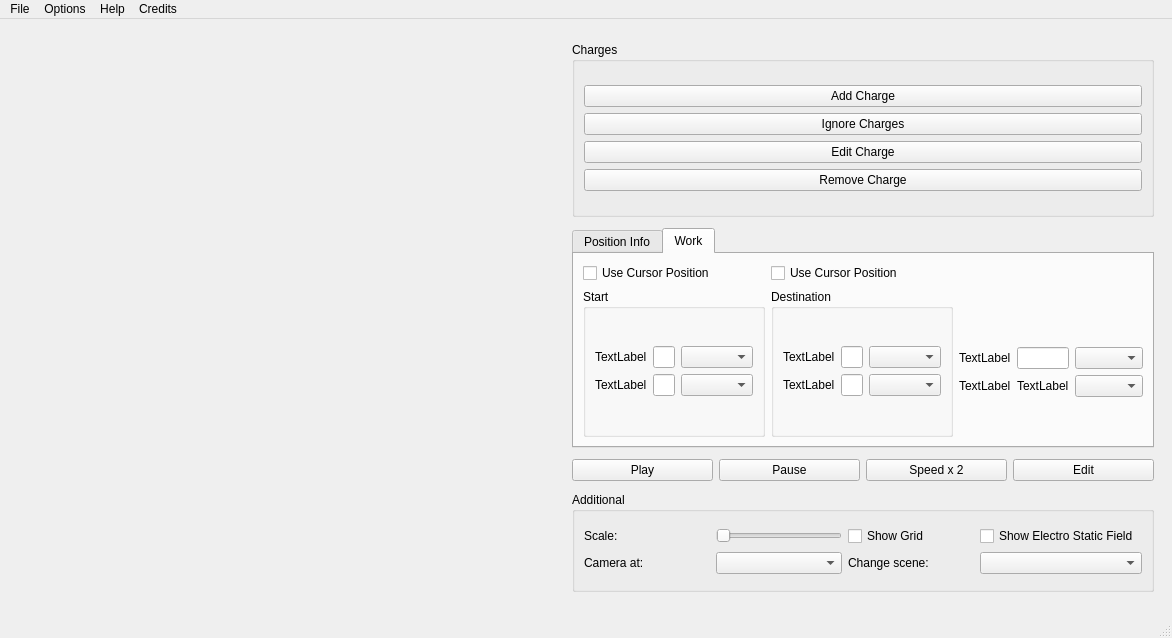
Before: the Qt Designer form Interface/mainwindow.ui in TimeToStop/ElectroStaticFieldSimulator, drawn with Qt 5.
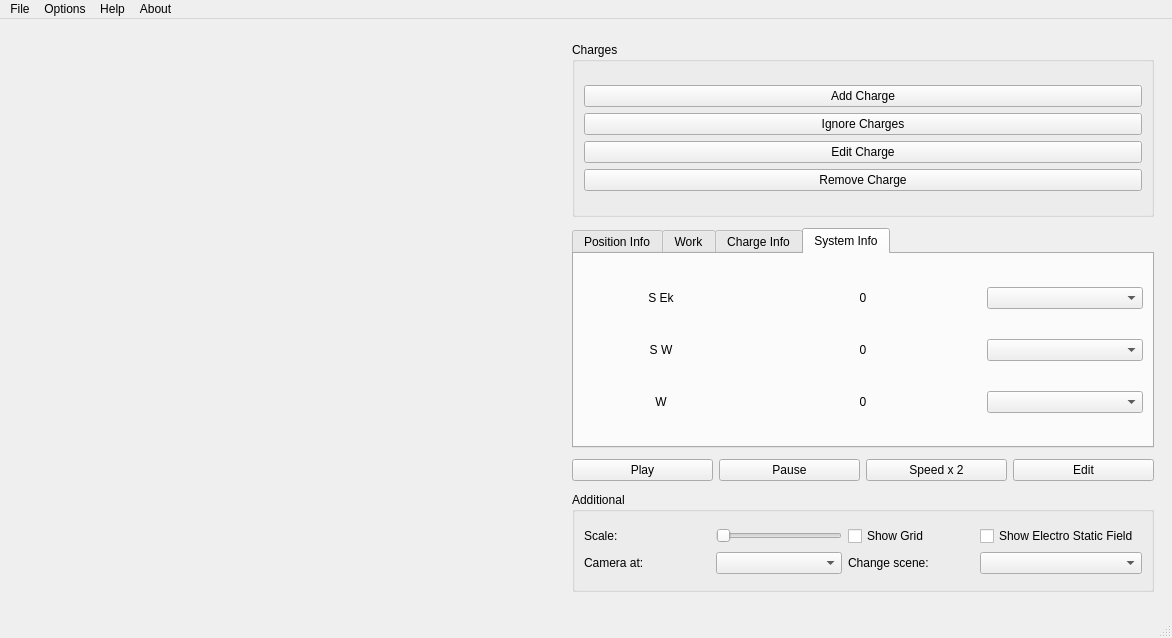
After: the same form once the commit is applied. The open tabs and pages were chosen to show the change. Icons and pictures are not drawn. Custom widgets are drawn as their Qt base class.

What changed in the file:
```diff
--- a/Interface/mainwindow.ui
+++ b/Interface/mainwindow.ui
@@ -10,12 +10,49 @@
     <height>638</height>
    </rect>
   </property>
+  <property name="palette">
+   <palette>
+    <active>
+     <colorrole role="Base">
+      <brush brushstyle="SolidPattern">
+       <color alpha="255">
+        <red>255</red>
+        <green>255</green>
+        <blue>255</blue>
+       </color>
+      </brush>
+     </colorrole>
+    </active>
+    <inactive>
+     <colorrole role="Base">
+      <brush brushstyle="SolidPattern">
+       <color alpha="255">
+        <red>255</red>
+        <green>255</green>
+        <blue>255</blue>
+       </color>
+      </brush>
+     </colorrole>
+    </inactive>
+    <disabled>
+     <colorrole role="Base">
+      <brush brushstyle="SolidPattern">
+       <color alpha="255">
+        <red>240</red>
+        <green>240</green>
+        <blue>240</blue>
+       </color>
+      </brush>
+     </colorrole>
+    </disabled>
+   </palette>
+  </property>
   <property name="windowTitle">
    <string>MainWindow</string>
   </property>
   <widget class="QWidget" name="centralwidget">
-   <layout class="QGridLayout" name="gridLayout">
-    <item row="1" column="0">
+   <layout class="QVBoxLayout" name="verticalLayout_4">
+    <item>
      <layout class="QHBoxLayout" name="horizontalLayout">
       <item>
        <widget class="EngineWidget" name="m_engine" native="true">
@@ -221,7 +258,7 @@
            <property name="currentIndex">
             <number>1</number>
            </property>
-           <widget class="QWidget" name="tab">
+           <widget class="QWidget" name="m_position_info_tab">
             <attribute name="title">
              <string>Position Info</string>
             </attribute>
@@ -392,7 +429,7 @@
              </item>
             </layout>
            </widget>
-           <widget class="QWidget" name="tab_2">
+           <widget class="QWidget" name="m_work_tab">
             <attribute name="title">
              <string>Work</string>
             </attribute>
@@ -573,6 +610,356 @@
              </item>
             </layout>
            </widget>
+           <widget class="QWidget" name="tab">
+            <attribute name="title">
+             <string>Charge Info</string>
+            </attribute>
+            <layout class="QHBoxLayout" name="horizontalLayout_5">
+             <item>
+              <layout class="QHBoxLayout" name="horizontalLayout_4">
+               <item>
+                <spacer name="horizontalSpacer">
+                 <property name="orientation">
+                  <enum>Qt::Horizontal</enum>
+                 </property>
+                 <property name="sizeType">
+                  <enum>QSizePolicy::Fixed</enum>
+                 </property>
+                 <property name="sizeHint" stdset="0">
+                  <size>
+                   <width>40</width>
+                   <height>20</height>
+                  </size>
+                 </property>
+                </spacer>
+               </item>
+               <item>
+                <widget class="QComboBox" name="m_charges_list"/>
+               </item>
+               <item>
+                <spacer name="horizontalSpacer_2">
+                 <property name="orientation">
+                  <enum>Qt::Horizontal</enum>
+                 </property>
+                 <property name="sizeType">
+                  <enum>QSizePolicy::Fixed</enum>
+                 </property>
+                 <property name="sizeHint" stdset="0">
+                  <size>
+                   <width>40</width>
+                   <height>20</height>
+                  </size>
+                 </property>
+                </spacer>
+               </item>
+               <item>
+                <layout class="QGridLayout" name="gridLayout_16">
+                 <item row="0" column="0">
+                  <widget class="QLabel" name="m_info_charge_q_label">
+                   <property name="text">
+                    <string>q</string>
+                   </property>
+                   <property name="alignment">
+                    <set>Qt::AlignCenter</set>
+                   </property>
+                  </widget>
+                 </item>
+                 <item row="0" column="1">
+                  <widget class="QLabel" name="m_info_charge_q_val">
+                   <property name="frameShadow">
+                    <enum>QFrame::Plain</enum>
+                   </property>
+                   <property name="text">
+                    <string>0</string>
+                   </property>
+                   <property name="alignment">
+                    <set>Qt::AlignRight|Qt::AlignTrailing|Qt::AlignVCenter</set>
+                   </property>
+                   <property name="wordWrap">
+                    <bool>false</bool>
+                   </property>
+                  </widget>
+                 </item>
+                 <item row="0" column="2">
+                  <widget class="QComboBox" name="m_info_charge_q_box"/>
+                 </item>
+                 <item row="1" column="0">
+                  <widget class="QLabel" name="m_info_charge_mass_label">
+                   <property name="text">
+                    <string>Mass</string>
+                   </property>
+                   <property name="alignment">
+                    <set>Qt::AlignCenter</set>
+                   </property>
+                  </widget>
+                 </item>
+                 <item row="1" column="1">
+                  <widget class="QLabel" name="m_info_charge_mass_val">
+                   <property name="text">
+                    <string>0</string>
+                   </property>
+                   <property name="alignment">
+                    <set>Qt::AlignRight|Qt::AlignTrailing|Qt::AlignVCenter</set>
+                   </property>
+                  </widget>
+                 </item>
+                 <item row="1" column="2">
+                  <widget class="QComboBox" name="m_info_charge_mass_box"/>
+                 </item>
+                 <item row="2" column="0">
+                  <widget class="QLabel" name="m_info_charge_speed_label">
+                   <property name="text">
+                    <string>Speed</string>
+                   </property>
+                   <property name="alignment">
+                    <set>Qt::AlignCenter</set>
+                   </property>
+                  </widget>
+                 </item>
+                 <item row="2" column="1">
+                  <widget class="QLabel" name="m_info_charge_speed_val">
+                   <property name="text">
+                    <string>0</string>
+                   </property>
+                   <property name="alignment">
+                    <set>Qt::AlignRight|Qt::AlignTrailing|Qt::AlignVCenter</set>
+                   </property>
+                  </widget>
+                 </item>
+                 <item row="2" column="2">
+                  <widget class="QComboBox" name="m_info_charge_speed_box"/>
+                 </item>
+                 <item row="3" column="0">
+                  <widget class="QLabel" name="m_info_acceleration_label">
+                   <property name="text">
+                    <string>Acceleration</string>
+                   </property>
+                   <property name="alignment">
+                    <set>Qt::AlignCenter</set>
+                   </property>
+                  </widget>
+                 </item>
+                 <item row="3" column="1">
+                  <widget class="QLabel" name="m_info_charge_acceleration_val">
+                   <property name="text">
+                    <string>0</string>
+                   </property>
+                   <property name="alignment">
+                    <set>Qt::AlignRight|Qt::AlignTrailing|Qt::AlignVCenter</set>
+                   </property>
+                  </widget>
+                 </item>
+                 <item row="3" column="2">
+                  <widget class="QComboBox" name="m_info_charge_acceleration_box"/>
+                 </item>
+                 <item row="4" column="0">
+                  <widget class="QLabel" name="m_info_charge_energy_label">
+                   <property name="text">
+                    <string>Ek</string>
+                   </property>
+                   <property name="alignment">
+                    <set>Qt::AlignCenter</set>
+                   </property>
+                  </widget>
+                 </item>
+                 <item row="4" column="1">
+                  <widget class="QLabel" name="m_info_charge_energy_val">
+                   <property name="text">
+                    <string>0</string>
+                   </property>
+                   <property name="alignment">
+                    <set>Qt::AlignRight|Qt::AlignTrailing|Qt::AlignVCenter</set>
+                   </property>
+                  </widget>
+                 </item>
+                 <item row="4" column="2">
+                  <widget class="QComboBox" name="m_info_charge_energy_box"/>
+                 </item>
+                </layout>
+               </item>
+              </layout>
+             </item>
+            </layout>
+           </widget>
+           <widget class="QWidget" name="tab_2">
+            <attribute name="title">
+             <string>System Info</string>
+            </attribute>
+            <layout class="QGridLayout" name="gridLayout">
+             <item row="1" column="4">
+              <widget class="QComboBox" name="m_info_system_sum_energy_box"/>
+             </item>
+             <item row="1" column="2">
+              <widget class="QLabel" name="m_info_system_sum_energy_val">
+               <property name="text">
+                <string>0</string>
+               </property>
+               <property name="alignment">
+                <set>Qt::AlignCenter</set>
+               </property>
+              </widget>
+             </item>
+             <item row="1" column="0">
+              <widget class="QLabel" name="m_info_system_sum_energy_label">
+               <property name="text">
+                <string>S W</string>
+               </property>
+               <property name="alignment">
+                <set>Qt::AlignCenter</set>
+               </property>
+              </widget>
+             </item>
+             <item row="0" column="0">
+              <widget class="QLabel" name="m_info_system_kenergy_label">
+               <property name="text">
+                <string>S Ek</string>
+               </property>
+               <property name="alignment">
+                <set>Qt::AlignCenter</set>
+               </property>
+              </widget>
+             </item>
+             <item row="0" column="2">
+              <widget class="QLabel" name="m_info_system_kenergy_val">
+               <property name="text">
+                <string>0</string>
+               </property>
+               <property name="alignment">
+                <set>Qt::AlignCenter</set>
+               </property>
+              </widget>
+             </item>
+             <item row="0" column="4">
+              <widget class="QComboBox" name="m_info_system_kenergy_box">
+               <property name="sizePolicy">
+                <sizepolicy hsizetype="Minimum" vsizetype="Fixed">
+                 <horstretch>0</horstretch>
+                 <verstretch>0</verstretch>
+                </sizepolicy>
+               </property>
+              </widget>
+             </item>
+             <item row="2" column="4">
+              <widget class="QComboBox" name="m_info_system_whole_energy_box"/>
+             </item>
+             <item row="2" column="2">
+              <widget class="QLabel" name="m_info_system_whole_energy_val">
+               <property name="text">
+                <string>0</string>
+               </property>
+               <property name="alignment">
+                <set>Qt::AlignCenter</set>
+               </property>
+              </widget>
+             </item>
+             <item row="2" column="0">
+              <widget class="QLabel" name="m_info_system_whole_energy_label">
+               <property name="text">
+                <string>W</string>
+               </property>
+               <property name="alignment">
+                <set>Qt::AlignCenter</set>
+               </property>
+              </widget>
+             </item>
+             <item row="0" column="3">
+              <spacer name="horizontalSpacer_3">
+               <property name="orientation">
+                <enum>Qt::Horizontal</enum>
+               </property>
+               <property name="sizeType">
+                <enum>QSizePolicy::Minimum</enum>
+               </property>
+               <property name="sizeHint" stdset="0">
+                <size>
+                 <width>40</width>
+                 <height>20</height>
+                </size>
+               </property>
+              </spacer>
+             </item>
+             <item row="0" column="1">
+              <spacer name="horizontalSpacer_4">
+               <property name="orientation">
+                <enum>Qt::Horizontal</enum>
+               </property>
+               <property name="sizeType">
+                <enum>QSizePolicy::Minimum</enum>
+               </property>
+               <property name="sizeHint" stdset="0">
+                <size>
+                 <width>40</width>
+                 <height>20</height>
+                </size>
+               </property>
+              </spacer>
+             </item>
+             <item row="1" column="1">
+              <spacer name="horizontalSpacer_5">
+               <property name="orientation">
+                <enum>Qt::Horizontal</enum>
+               </property>
+               <property name="sizeType">
+                <enum>QSizePolicy::Minimum</enum>
+               </property>
+               <property name="sizeHint" stdset="0">
+                <size>
+                 <width>40</width>
+                 <height>20</height>
+                </size>
+               </property>
+              </spacer>
+             </item>
+             <item row="1" column="3">
+              <spacer name="horizontalSpacer_6">
+               <property name="orientation">
+                <enum>Qt::Horizontal</enum>
+               </property>
+               <property name="sizeType">
+                <enum>QSizePolicy::Minimum</enum>
+               </property>
+               <property name="sizeHint" stdset="0">
+                <size>
+                 <width>40</width>
+                 <height>20</height>
+                </size>
+               </property>
+              </spacer>
+             </item>
+             <item row="2" column="1">
+              <spacer name="horizontalSpacer_7">
+               <property name="orientation">
+                <enum>Qt::Horizontal</enum>
+               </property>
+               <property name="sizeType">
+                <enum>QSizePolicy::Minimum</enum>
+               </property>
+               <property name="sizeHint" stdset="0">
+                <size>
+                 <width>40</width>
+                 <height>20</height>
+                </size>
+               </property>
+              </spacer>
+             </item>
+             <item row="2" column="3">
+              <spacer name="horizontalSpacer_8">
+               <property name="orientation">
+                <enum>Qt::Horizontal</enum>
+               </property>
+               <property name="sizeType">
+                <enum>QSizePolicy::Minimum</enum>
+               </property>
+               <property name="sizeHint" stdset="0">
+                <size>
+                 <width>40</width>
+                 <height>20</height>
+                </size>
+               </property>
+              </spacer>
+             </item>
+            </layout>
+           </widget>
           </widget>
          </item>
         </layout>
@@ -588,7 +975,7 @@
      <x>0</x>
      <y>0</y>
      <width>1172</width>
-     <height>26</height>
+     <height>21</height>
     </rect>
    </property>
    <widget class="QMenu" name="menuFile">
@@ -616,7 +1003,7 @@
    </widget>
    <widget class="QMenu" name="menuCredits">
     <property name="title">
-     <string>Credits</string>
+     <string>About</string>
     </property>
    </widget>
    <addaction name="menuFile"/>
```
Left out of the diff: 88 changed lines with no effect on the pictures.
